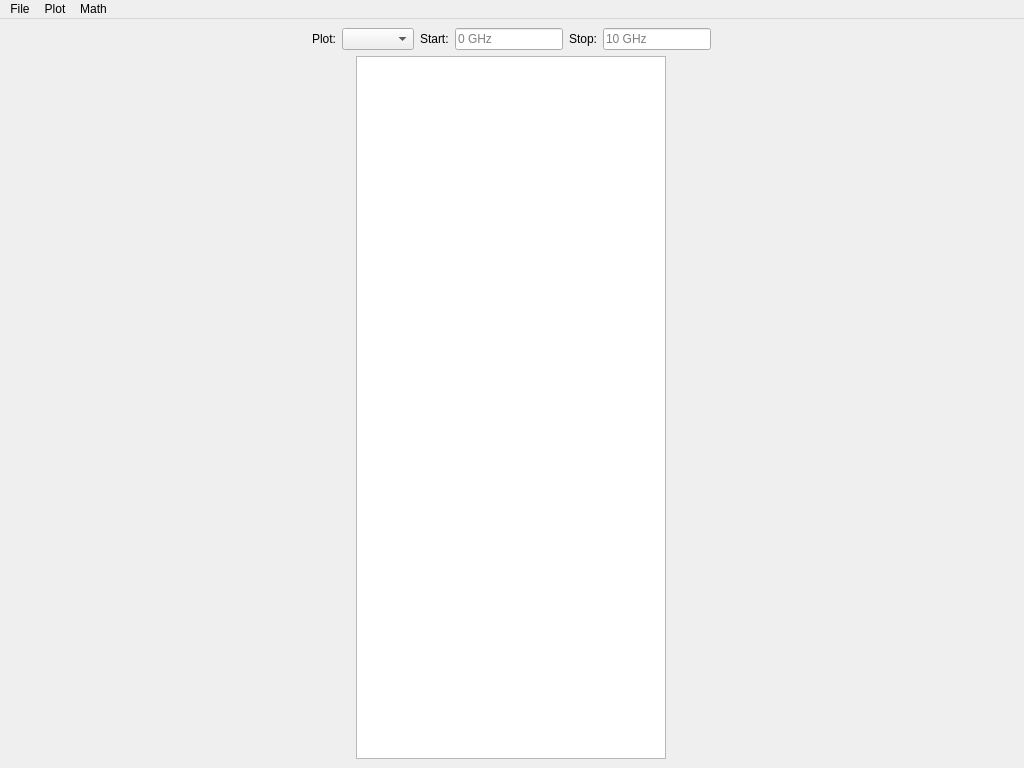
Before: the Qt Designer form mainwindow.ui in roggenbrot42/Radiolarite, drawn with Qt 5.
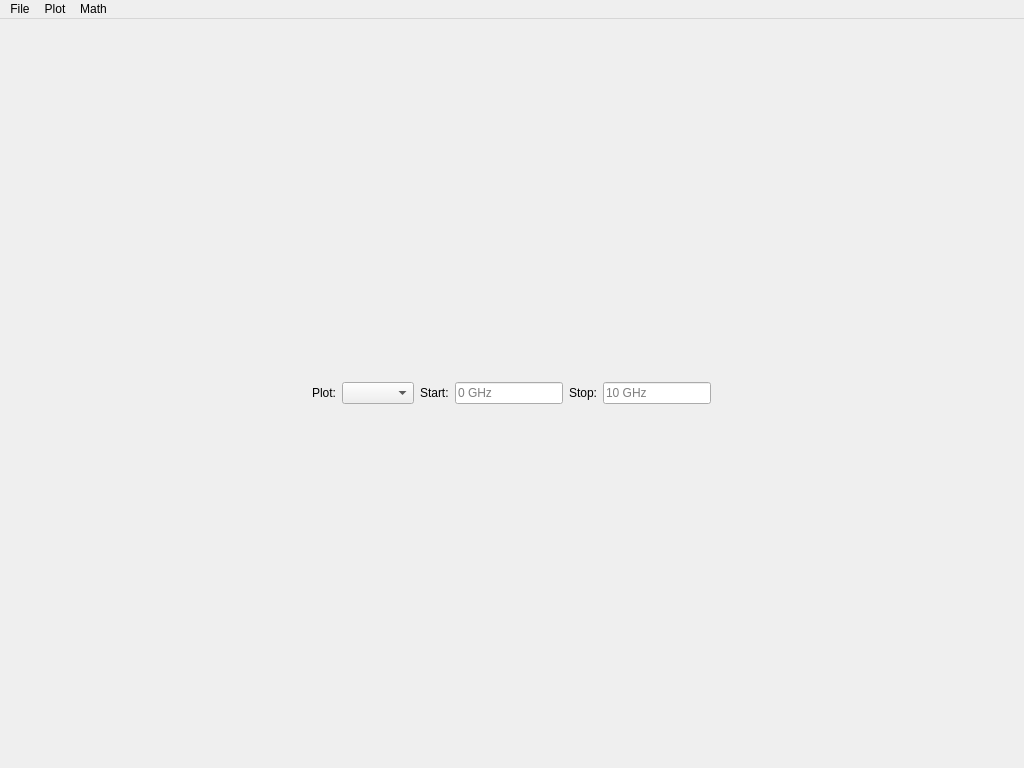
After: the same form once the commit is applied.

Commit message: Added Networkview class and made changes to export function so that it now can export other plot types to csv

Diff of the .ui file:
```diff
--- a/mainwindow.ui
+++ b/mainwindow.ui
@@ -82,31 +82,6 @@
         <property name="spacing">
          <number>1</number>
         </property>
-        <item>
-         <widget class="QTreeView" name="treeView">
-          <property name="sizePolicy">
-           <sizepolicy hsizetype="Minimum" vsizetype="Expanding">
-            <horstretch>0</horstretch>
-            <verstretch>0</verstretch>
-           </sizepolicy>
-          </property>
-          <property name="minimumSize">
-           <size>
-            <width>150</width>
-            <height>0</height>
-           </size>
-          </property>
-          <property name="maximumSize">
-           <size>
-            <width>310</width>
-            <height>16777215</height>
-           </size>
-          </property>
-          <property name="selectionMode">
-           <enum>QAbstractItemView::ExtendedSelection</enum>
-          </property>
-         </widget>
-        </item>
        </layout>
       </item>
      </layout>
```
Left out of the diff: 1 changed line with no effect on the pictures. The commit also changes 3 other files.
